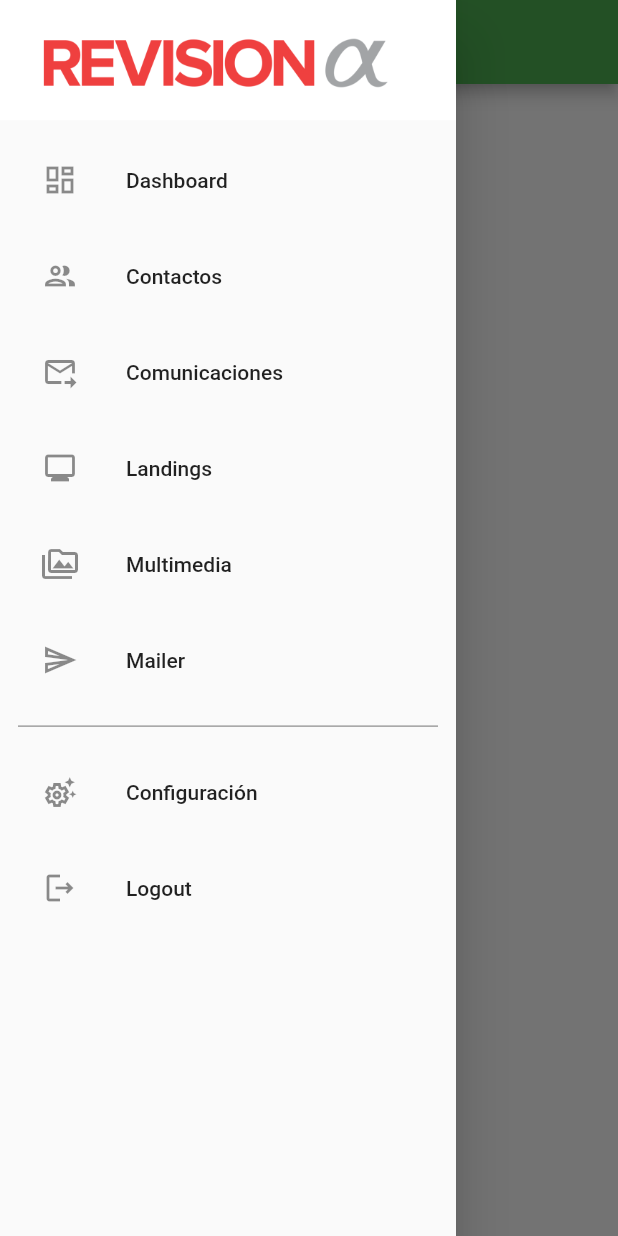
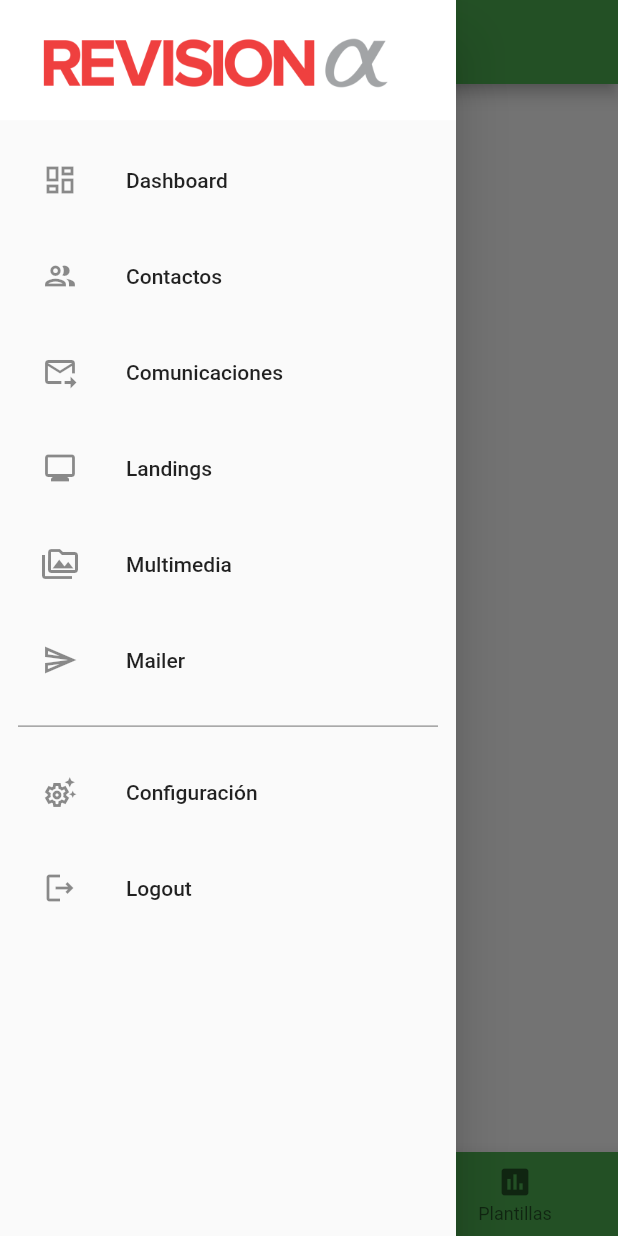
Before and after one commit to diego-mascarenhas/cms_mobile, a Flutter app: the MailerPage screen opened directly, with the side drawer open, on a phone screen of 412 x 824 dp. Run offline on Flutter 3.47's test engine with Material 2 defaults, Android fonts, the phone set to English and light mode, and no system bars.

Commit message:
Página Mailer

```diff
--- a/lib/pages/mailer_page.dart
+++ b/lib/pages/mailer_page.dart
@@ -1,8 +1,37 @@
 import 'package:flutter/material.dart';
 import 'package:cms_mobile/menu.dart';
 
-class MailerPage extends StatelessWidget {
+class MailerPage extends StatefulWidget {
   const MailerPage({Key? key}) : super(key: key);
+
+  @override
+  State<MailerPage> createState() => _MailerPageState();
+}
+
+class _MailerPageState extends State<MailerPage> {
+  int _selectedIndex = 0;
+  static const TextStyle optionStyle =
+      TextStyle(fontSize: 30, fontWeight: FontWeight.bold);
+  static const List<Widget> _widgetOptions = <Widget>[
+    Text(
+      'Mensajes',
+      style: optionStyle,
+    ),
+    Text(
+      'Listas',
+      style: optionStyle,
+    ),
+    Text(
+      'Plantillas',
+      style: optionStyle,
+    ),
+  ];
+
+  void _onItemTapped(int index) {
+    setState(() {
+      _selectedIndex = index;
+    });
+  }
 
   @override
   Widget build(BuildContext context) => Scaffold(
@@ -11,5 +40,25 @@
           backgroundColor: Colors.green,
         ),
         drawer: const NavigationDrawer(),
+        bottomNavigationBar: BottomNavigationBar(
+          backgroundColor: Colors.green,
+          items: const <BottomNavigationBarItem>[
+            BottomNavigationBarItem(
+              icon: Icon(Icons.send),
+              label: 'Mensajes',
+            ),
+            BottomNavigationBarItem(
+              icon: Icon(Icons.list),
+              label: 'Listas',
+            ),
+            BottomNavigationBarItem(
+              icon: Icon(Icons.poll),
+              label: 'Plantillas',
+            ),
+          ],
+          currentIndex: _selectedIndex,
+          selectedItemColor: Colors.white,
+          onTap: _onItemTapped,
+        ),
       );
 }
```
